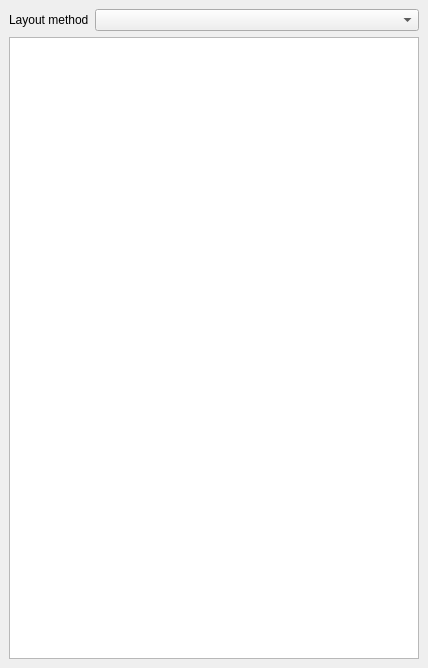
The window that lib/roby/log/relations_view/relations.ui (rock-core/tools-roby) describes before a commit, drawn with Qt 5.
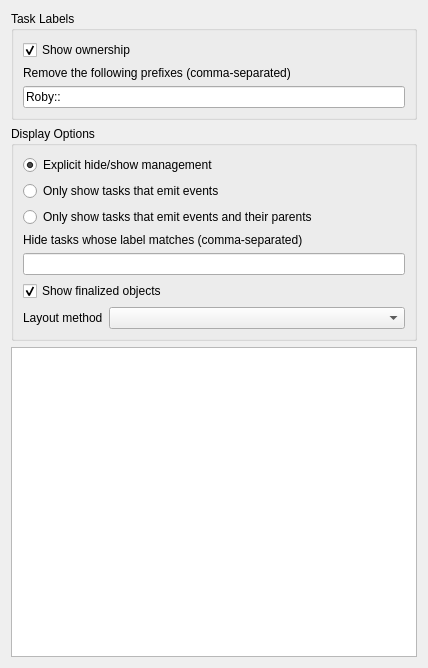
The same window after the commit.

Commit message: log: move configuration handling to the separate config widget, add hiding tasks by name

```diff
--- a/lib/roby/log/relations_view/relations.ui
+++ b/lib/roby/log/relations_view/relations.ui
@@ -13,33 +13,98 @@
   <property name="windowTitle">
    <string>RelationsConfig</string>
   </property>
-  <layout class="QVBoxLayout">
-   <property name="spacing">
-    <number>6</number>
-   </property>
-   <property name="margin">
-    <number>9</number>
-   </property>
-   <item>
-    <layout class="QGridLayout">
-     <property name="margin">
-      <number>0</number>
-     </property>
-     <property name="spacing">
-      <number>6</number>
-     </property>
-     <item row="0" column="2">
-      <widget class="QComboBox" name="layout_method">
-       <property name="sizePolicy">
-        <sizepolicy hsizetype="MinimumExpanding" vsizetype="Fixed">
-         <horstretch>0</horstretch>
-         <verstretch>0</verstretch>
-        </sizepolicy>
+  <layout class="QVBoxLayout" name="verticalLayout">
+   <item>
+    <widget class="QGroupBox" name="taskLabelsGroup">
+     <property name="title">
+      <string>Task Labels</string>
+     </property>
+     <layout class="QGridLayout" name="gridLayout">
+      <item row="0" column="0">
+       <widget class="QCheckBox" name="showOwnership">
+        <property name="text">
+         <string>Show ownership</string>
+        </property>
+        <property name="checked">
+         <bool>true</bool>
+        </property>
+       </widget>
+      </item>
+      <item row="1" column="0">
+       <widget class="QLabel" name="lblRemovedPrefixes">
+        <property name="text">
+         <string>Remove the following prefixes (comma-separated)</string>
+        </property>
+        <property name="wordWrap">
+         <bool>true</bool>
        </property>
       </widget>
      </item>
+      <item row="2" column="0">
+       <widget class="QLineEdit" name="removedPrefixes">
+        <property name="text">
+         <string>Roby::</string>
+        </property>
+       </widget>
+      </item>
+     </layout>
+    </widget>
+   </item>
+   <item>
+    <widget class="QGroupBox" name="displayOptionsGroup">
+     <property name="title">
+      <string>Display Options</string>
+     </property>
+     <layout class="QGridLayout" name="gridLayout_2">
      <item row="0" column="0" colspan="2">
-      <widget class="QLabel" name="label_2">
+       <widget class="QRadioButton" name="displayExplicit">
+        <property name="text">
+         <string>Explicit hide/show management</string>
+        </property>
+        <property name="checked">
+         <bool>true</bool>
+        </property>
+       </widget>
+      </item>
+      <item row="1" column="0" colspan="2">
+       <widget class="QRadioButton" name="displayEmitters">
+        <property name="text">
+         <string>Only show tasks that emit events</string>
+        </property>
+       </widget>
+      </item>
+      <item row="2" column="0" colspan="2">
+       <widget class="QRadioButton" name="displayEmittersAndParents">
+        <property name="text">
+         <string>Only show tasks that emit events and their parents</string>
+        </property>
+       </widget>
+      </item>
+      <item row="3" column="0" colspan="2">
+       <widget class="QLabel" name="lblHiddenLabels">
+        <property name="text">
+         <string>Hide tasks whose label matches (comma-separated)</string>
+        </property>
+        <property name="wordWrap">
+         <bool>true</bool>
+        </property>
+       </widget>
+      </item>
+      <item row="4" column="0" colspan="2">
+       <widget class="QLineEdit" name="hiddenLabels"/>
+      </item>
+      <item row="5" column="0" colspan="2">
+       <widget class="QCheckBox" name="showFinalized">
+        <property name="text">
+         <string>Show finalized objects</string>
+        </property>
+        <property name="checked">
+         <bool>true</bool>
+        </property>
+       </widget>
+      </item>
+      <item row="6" column="0">
+       <widget class="QLabel" name="lblLayoutMethod">
        <property name="sizePolicy">
         <sizepolicy hsizetype="Minimum" vsizetype="Preferred">
          <horstretch>0</horstretch>
@@ -51,7 +116,18 @@
        </property>
       </widget>
      </item>
-    </layout>
+      <item row="6" column="1">
+       <widget class="QComboBox" name="layoutMethod">
+        <property name="sizePolicy">
+         <sizepolicy hsizetype="MinimumExpanding" vsizetype="Fixed">
+          <horstretch>0</horstretch>
+          <verstretch>0</verstretch>
+         </sizepolicy>
+        </property>
+       </widget>
+      </item>
+     </layout>
+    </widget>
    </item>
    <item>
     <widget class="QTreeView" name="relations"/>
```
Lines whose indentation alone changed are shown as unchanged. The commit also changes 5 other files.
